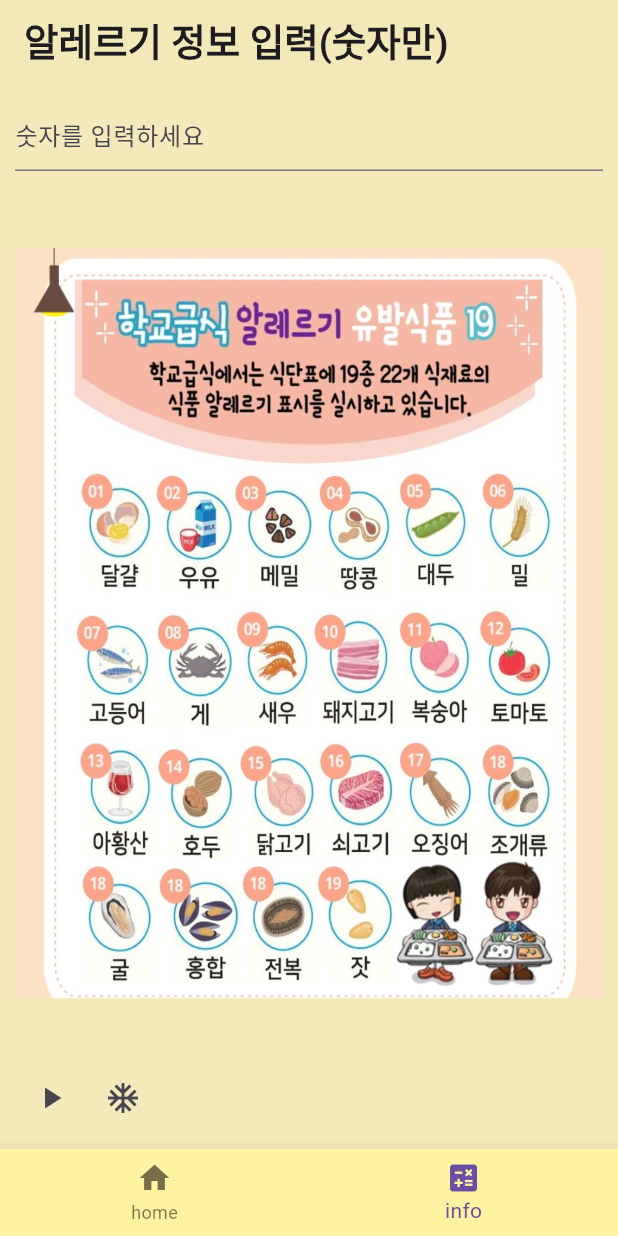
After one commit to DY-FlutterClass-2024/dy_food, a Flutter app: the screen it shows after launch, item 2 of the bottom bar chosen, after a tap on the "play arrow" icon, on a phone screen of 412 x 824 dp. The commit adds this screen. Run offline on Flutter 3.47's test engine with Material 3 defaults, Android fonts, the light colour scheme and no system bars; our stand-ins replace audioplayers, shared_preferences; network calls fail.

Commit message:
12_30 update

```diff
--- a/lib/home_screen.dart
+++ b/lib/home_screen.dart
@@ -1,9 +1,10 @@
 import 'dart:convert';
-
+import 'package:dy_food_flutter/food_info.dart';
 import 'package:flutter/foundation.dart';
 import 'package:flutter/material.dart';
 import 'package:intl/intl.dart';
 import 'package:http/http.dart' as http;
+import 'package:shared_preferences/shared_preferences.dart';
 
 class HomeScreen extends StatefulWidget {
   const HomeScreen({super.key});
@@ -14,10 +15,12 @@ class HomeScreen extends StatefulWidget {
 
 class _HomeScreenState extends State<HomeScreen> {
   DateTime _selectedDate = DateTime.now();
-  String _mealInfo = '';
+  List<FoodInfo> _foodInfoList = [];
+  // String _mealInfo = '';
   String _calorieInfo = ''; // 칼로리 정보를 저장할 변수
   final String apiKey =
       'c0e7d58552314f49a2f37bb240f75052'; // Replace with your API key
+  List<int> _inputList = [];
 
   String _formatDate(DateTime date) {
     return DateFormat('M월 d일').format(date);
@@ -52,7 +55,7 @@ class _HomeScreenState extends State<HomeScreen> {
     // 주말이면 급식 정보를 가져오지 않음
     if (_isWeekend()) {
       setState(() {
-        _mealInfo = '행복하고 즐거운 주말~ ^*^';
+        _foodInfoList = [];
         _calorieInfo = '';
       });
       return;
@@ -70,14 +73,17 @@ class _HomeScreenState extends State<HomeScreen> {
 
         // Check if the response contains meal data
         if (data['mealServiceDietInfo'][1]['row'].isNotEmpty) {
+          final List<String> dataList = data['mealServiceDietInfo'][1]['row'][0]
+                  ['DDISH_NM']
+              .split('<br/>');
           setState(() {
-            _mealInfo = data['mealServiceDietInfo'][1]['row'][0]['DDISH_NM']
-                .replaceAll('<br/>', '\n'); // 줄바꿈 처리
+            _foodInfoList =
+                dataList.map((data) => FoodInfo.fromData(data)).toList();
             _calorieInfo = data['mealServiceDietInfo'][1]['row'][0]['CAL_INFO'];
           });
         } else {
           setState(() {
-            _mealInfo = '급식 정보가 없습니다.';
+            _foodInfoList = [];
             _calorieInfo = '';
           });
         }
@@ -86,23 +92,38 @@ class _HomeScreenState extends State<HomeScreen> {
       }
     } catch (e) {
       setState(() {
-        _mealInfo = '급식 정보를 불러오는 중 오류가 발생했습니다.';
+        _foodInfoList = [];
         _calorieInfo = '';
       });
       if (kDebugMode) print(e);
     }
   }
 
+  void _fetchInputList() async {
+    final SharedPreferences prefs = await SharedPreferences.getInstance();
+    final List<String>? inputStringList = prefs.getStringList('inputList');
+    if (inputStringList == null) return;
+
+    setState(() {
+      _inputList = inputStringList.map((input) => int.parse(input)).toList();
+    });
+  }
+
   @override
   void initState() {
     super.initState();
     _fetchMealData(); // Fetch meal data when the app starts
+    _fetchInputList();
   }
 
   @override
   Widget build(BuildContext context) {
     return Scaffold(
+      backgroundColor: const Color.fromARGB(246, 243, 233, 184), // 배경색을 투명으로 설정
+
       appBar: AppBar(
+        backgroundColor:
+            const Color.fromARGB(246, 243, 233, 184), // 배경색을 투명으로 설정
         titleSpacing: 0.0,
         title: const Padding(
           padding: EdgeInsets.only(left: 16.0),
@@ -127,7 +148,7 @@ class _HomeScreenState extends State<HomeScreen> {
                   context: context,
                   initialDate: _selectedDate,
                   firstDate: DateTime(2020),
-                  lastDate: DateTime(2025),
+                  lastDate: DateTime(2030),
                 );
                 if (pickedDate != null) {
                   setState(() {
@@ -153,7 +174,7 @@ class _HomeScreenState extends State<HomeScreen> {
           ),
         ],
       ),
-      body: Padding(
+      body: SingleChildScrollView(
         padding: const EdgeInsets.all(30.60),
         child: Column(
           crossAxisAlignment: CrossAxisAlignment.start,
@@ -204,12 +225,32 @@ class _HomeScreenState extends State<HomeScreen> {
                             fontWeight: FontWeight.bold,
                             color: Colors.white)),
                     const SizedBox(height: 10),
-                    Text(
-                      _mealInfo.isNotEmpty ? _mealInfo : '급식 정보를 불러오는 중...',
-                      style: const TextStyle(
-                        fontSize: 15,
-                        color: Colors.white,
-                      ),
+                    ..._foodInfoList.map(
+                      (food) {
+                        return Wrap(
+                          direction: Axis.horizontal,
+                          children: [
+                            Text(
+                              food.name,
+                              style: const TextStyle(
+                                  fontWeight: FontWeight.bold,
+                                  color: Colors.white),
+                            ),
+                            const SizedBox(width: 5),
+                            ...food.allergens.map(
+                              (allergen) => Text(
+                                '$allergen. ',
+                                style: TextStyle(
+                                  fontWeight: FontWeight.bold,
+                                  color: (_inputList.contains(allergen))
+                                      ? Colors.red
+                                      : Colors.white,
+                                ),
+                              ),
+                            ),
+                          ],
+                        );
+                      },
                     ),
                   ],
                 ),
@@ -220,19 +261,6 @@ class _HomeScreenState extends State<HomeScreen> {
               child: Row(
                 mainAxisAlignment: MainAxisAlignment.spaceEvenly,
                 children: [
-                  ElevatedButton(
-                    onPressed: _previousDay,
-                    style: ElevatedButton.styleFrom(
-                      shape: const CircleBorder(),
-                      backgroundColor: const Color.fromARGB(255, 211, 211, 211),
-                      padding: const EdgeInsets.all(20),
-                    ),
-                    child: const Icon(
-                      Icons.chevron_left,
-                      color: Colors.blue,
-                      size: 30,
-                    ),
-                  ),
                   ElevatedButton(
                     onPressed: _goToToday,
                     style: ElevatedButton.styleFrom(
@@ -250,6 +278,27 @@ class _HomeScreenState extends State<HomeScreen> {
                         fontSize: 20,
                         color: Colors.blue,
                       ),
+                    ),
+                  ),
+                ],
+              ),
+            ),
+            Padding(
+              padding: const EdgeInsets.only(top: 10),
+              child: Row(
+                mainAxisAlignment: MainAxisAlignment.spaceEvenly,
+                children: [
+                  ElevatedButton(
+                    onPressed: _previousDay,
+                    style: ElevatedButton.styleFrom(
+                      shape: const CircleBorder(),
+                      backgroundColor: const Color.fromARGB(255, 211, 211, 211),
+                      padding: const EdgeInsets.all(20),
+                    ),
+                    child: const Icon(
+                      Icons.chevron_left,
+                      color: Colors.blue,
+                      size: 30,
                     ),
                   ),
                   ElevatedButton(
--- /dev/null
+++ b/lib/info_screen.dart
@@ -0,0 +1,180 @@
+import 'package:audioplayers/audioplayers.dart';
+import 'package:flutter/material.dart';
+import 'package:flutter/services.dart';
+import 'package:shared_preferences/shared_preferences.dart';
+
+class InfoScreen extends StatelessWidget {
+  const InfoScreen({super.key});
+
+  @override
+  Widget build(BuildContext context) {
+    final ThemeData themeData = ThemeData(useMaterial3: true);
+
+    return MaterialApp(
+      theme: themeData,
+      home: Scaffold(
+        backgroundColor:
+            const Color.fromARGB(246, 243, 233, 184), // 배경색을 투명으로 설정
+        appBar: AppBar(
+          backgroundColor:
+              const Color.fromARGB(246, 243, 233, 184), // 배경색을 투명으로 설정
+          title: const Text(
+            '알레르기 정보 입력(숫자만)',
+            style: TextStyle(fontWeight: FontWeight.bold, fontSize: 25),
+          ),
+        ),
+        body: const Padding(
+          padding: EdgeInsets.all(10.0),
+          child: AllergyInputField(),
+        ),
+      ),
+    );
+  }
+}
+
+class AllergyInputField extends StatefulWidget {
+  const AllergyInputField({super.key});
+
+  @override
+  _AllergyInputFieldState createState() => _AllergyInputFieldState();
+}
+
+class _AllergyInputFieldState extends State<AllergyInputField> {
+  SharedPreferences? _prefs;
+
+  final TextEditingController _controller = TextEditingController();
+  List<String> _inputList = [];
+  String _errorMessage = '';
+
+  Future<void> _initPrefs() async {
+    final prefs = await SharedPreferences.getInstance();
+    setState(() {
+      _prefs = prefs;
+      _inputList = prefs.getStringList('inputList') ?? [];
+    });
+  }
+
+  Future<void> _updateInputList() async {
+    if (_prefs != null) {
+      await _prefs!.setStringList('inputList', _inputList);
+    }
+  }
+
+  void _handleSubmit(String value) {
+    int? intValue = int.tryParse(value);
+
+    // Check if input is a valid integer, less than 20, and not a duplicate
+    if (intValue != null && intValue <= 19) {
+      setState(() {
+        if (_inputList.contains(value)) {
+          _errorMessage = '중복된 값을 입력할 수 없습니다';
+        } else {
+          _inputList.add(value);
+          _controller.clear();
+          _errorMessage = ''; // Clear error message on success
+          _updateInputList();
+        }
+      });
+    } else {
+      setState(() {
+        _errorMessage = '19 이하의 숫자만 입력할 수 있습니다';
+      });
+    }
+  }
+
+  void _deleteItem(int index) {
+    setState(() {
+      _inputList.removeAt(index);
+      _updateInputList();
+    });
+  }
+
+  @override
+  void initState() {
+    super.initState();
+    _initPrefs();
+  }
+
+  @override
+  Widget build(BuildContext context) {
+    // Sort the list in ascending order
+    List<String> sortedList = List.from(_inputList);
+    sortedList.sort((a, b) => int.parse(a).compareTo(int.parse(b)));
+    AudioPlayer audioPlayer = AudioPlayer(); // 배경음악 재생 여부
+
+    return Column(
+      crossAxisAlignment: CrossAxisAlignment.start,
+      children: [
+        TextField(
+          controller: _controller,
+          keyboardType: TextInputType.number,
+          decoration: const InputDecoration(
+            hintText: '숫자를 입력하세요',
+          ),
+          onSubmitted: _handleSubmit,
+          inputFormatters: [
+            FilteringTextInputFormatter.digitsOnly,
+          ],
+        ),
+        const SizedBox(height: 10),
+        Text(
+          _errorMessage,
+          style: const TextStyle(color: Colors.red),
+        ),
+        const SizedBox(height: 20),
+        Expanded(
+          child: SingleChildScrollView(
+            child: Column(
+              mainAxisSize: MainAxisSize.min,
+              children: [
+                ListView.builder(
+                  shrinkWrap: true,
+                  itemCount: sortedList.length,
+                  itemBuilder: (context, index) {
+                    return ListTile(
+                      title: Text(
+                        '입력한 알레르기 숫자 정보: ${sortedList[index]}',
+                        style: const TextStyle(
+                            fontSize: 18, fontWeight: FontWeight.bold),
+                      ),
+                      trailing: IconButton(
+                        icon: const Icon(Icons.delete, color: Colors.red),
+                        onPressed: () => _deleteItem(index),
+                      ),
+                    );
+                  },
+                ),
+                Center(
+                  child: Image.asset(
+                    'assets/al.jpg',
+                    width: 400,
+                    height: 500,
+                    fit: BoxFit.cover,
+                  ),
+                ),
+              ],
+            ),
+          ),
+        ),
+        const SizedBox(),
+        Row(
+          mainAxisAlignment: MainAxisAlignment.start, // 왼쪽 정렬
+          children: [
+            IconButton(
+              onPressed: () async {
+                await audioPlayer.play(AssetSource("basic.mp3"));
+              },
+              icon: const Icon(Icons.play_arrow),
+            ),
+            IconButton(
+              onPressed: () async {
+                await audioPlayer.stop();
+              },
+              icon: const Icon(Icons.ac_unit),
+            ),
+          ],
+        ),
+      ],
+    );
+  }
+}
--- a/lib/main.dart
+++ b/lib/main.dart
@@ -1,4 +1,4 @@
-import 'package:dy_food_flutter/bmi_screen.dart';
+import 'package:dy_food_flutter/info_screen.dart';
 import 'package:dy_food_flutter/home_screen.dart';
 import 'package:dy_food_flutter/my_bottom_navigation_bar.dart';
 import 'package:flutter/material.dart';
@@ -20,7 +20,7 @@ class _MainAppState extends State<MainApp> {
   /// [BottomNavigationBar]에서 선택된 탭에 따라 보여줄 화면 목록을 저장하는 state입니다.
   final List<Widget> _pages = const [
     HomeScreen(),
-    BmiScreen(),
+    InfoScreen(),
   ];
 
   /// 하단 네비게이션바에 표시될 아이템들을 정의합니다.
@@ -32,7 +32,7 @@ class _MainAppState extends State<MainApp> {
     ),
     BottomNavigationBarItem(
       icon: Icon(Icons.calculate),
-      label: 'bmi',
+      label: 'info',
     ),
   ];
 
--- a/lib/my_bottom_navigation_bar.dart
+++ b/lib/my_bottom_navigation_bar.dart
@@ -20,6 +20,7 @@ class MyBottomNavigationBar extends StatelessWidget {
   @override
   Widget build(BuildContext context) {
     return BottomNavigationBar(
+      backgroundColor: const Color.fromARGB(246, 255, 244, 158), // 배경색을 투명으로 설정
       currentIndex: currentIndex,
       onTap: onTap,
       items: items,
--- a/pubspec.yaml
+++ b/pubspec.yaml
@@ -13,6 +13,8 @@ dependencies:
   http: # api 연동을 위한 설정
   intl: ^0.18.0 # 버전은 최신으로 설정
   table_calendar: ^3.0.9
+  shared_preferences: ^2.3.3
+  audioplayers:
 
 dev_dependencies:
   flutter_test:
@@ -21,3 +23,6 @@ dev_dependencies:
 
 flutter:
   uses-material-design: true
+  assets:
+    - assets/al.jpg
+    - assets/basic.mp3
```
Also changed, not shown: lib/bmi_screen.dart (deleted, +0 -13 lines), lib/food_info.dart (added, +35 -0 lines), assets/al.jpg (added), pubspec.lock, 71 other files.
